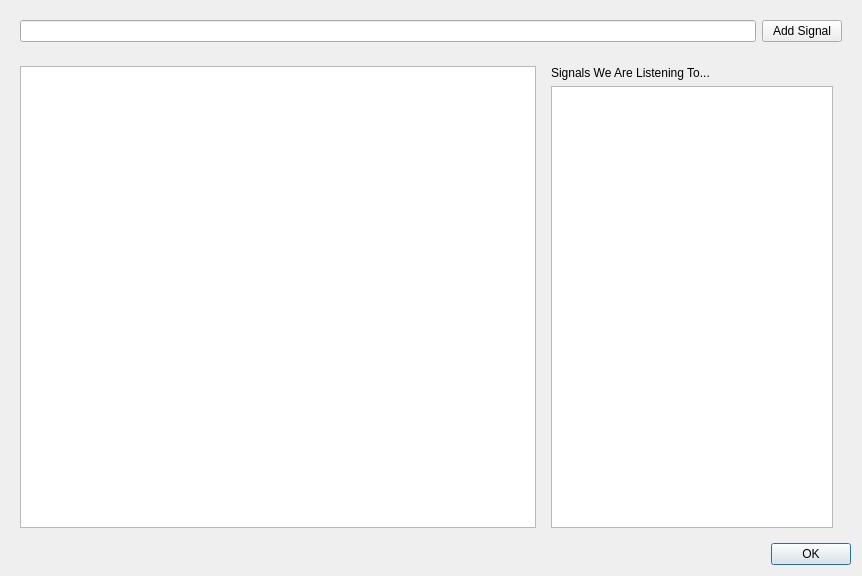
Before: the Qt Designer form examples/foss4g2011_example3/ui_foss4g2011_example3.ui in cugos/qgisworkshop_org, drawn with Qt 5.
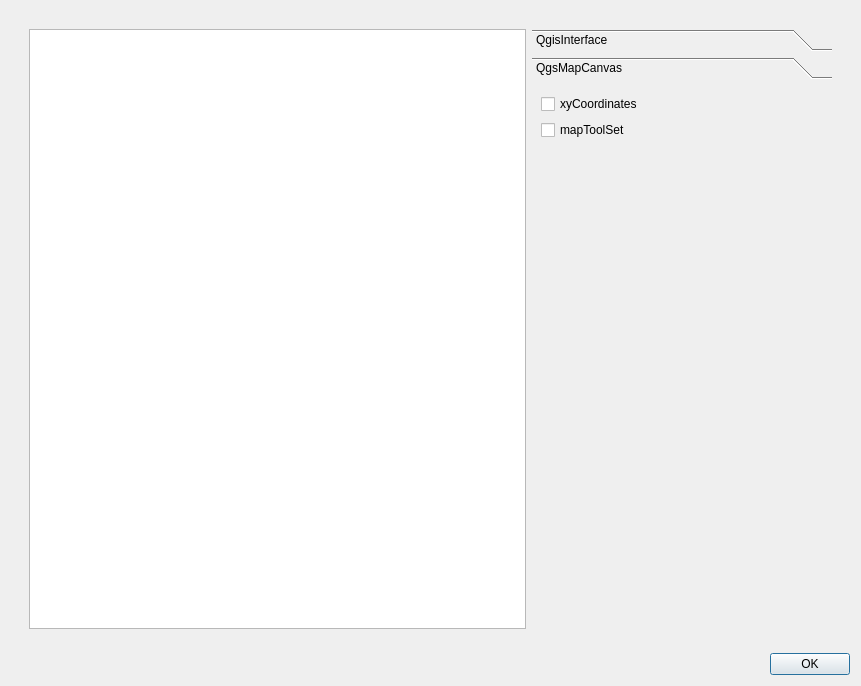
After: the same form once the commit is applied. The open tabs and pages were chosen to show the change.

Commit message: Updates to get some signals hooked up as examples.  Modified the GUI to be a tool box on the right with check boxes.

What changed in the file:
```diff
--- a/examples/foss4g2011_example3/ui_foss4g2011_example3.ui
+++ b/examples/foss4g2011_example3/ui_foss4g2011_example3.ui
@@ -6,8 +6,8 @@
    <rect>
     <x>0</x>
     <y>0</y>
-    <width>862</width>
-    <height>576</height>
+    <width>861</width>
+    <height>686</height>
    </rect>
   </property>
   <property name="windowTitle">
@@ -20,50 +20,110 @@
       <layout class="QVBoxLayout" name="verticalLayout_4">
        <item>
         <widget class="QWidget" name="widget" native="true">
-         <layout class="QHBoxLayout" name="horizontalLayout_3">
-          <item>
-           <widget class="QLineEdit" name="addSignalLineEdit"/>
-          </item>
-          <item>
-           <widget class="QPushButton" name="addSignalButton">
-            <property name="text">
-             <string>Add Signal</string>
-            </property>
-           </widget>
-          </item>
-         </layout>
-        </widget>
-       </item>
-       <item>
+         <layout class="QGridLayout" name="gridLayout_2">
+          <item row="0" column="0">
         <widget class="QWidget" name="widget_2" native="true">
          <layout class="QHBoxLayout" name="horizontalLayout_4">
           <item>
            <widget class="QTextEdit" name="outputTextEdit"/>
           </item>
           <item>
-           <widget class="QWidget" name="widget_3" native="true">
+              <widget class="QToolBox" name="toolBox">
             <property name="maximumSize">
              <size>
               <width>300</width>
               <height>16777215</height>
              </size>
             </property>
-            <layout class="QVBoxLayout" name="verticalLayout_5">
-             <property name="topMargin">
+               <property name="currentIndex">
               <number>0</number>
              </property>
-             <property name="bottomMargin">
-              <number>0</number>
-             </property>
+               <widget class="QWidget" name="page">
+                <property name="geometry">
+                 <rect>
+                  <x>0</x>
+                  <y>0</y>
+                  <width>300</width>
+                  <height>533</height>
+                 </rect>
+                </property>
+                <attribute name="label">
+                 <string>QgisInterface </string>
+                </attribute>
+                <layout class="QGridLayout" name="gridLayout_3">
+                 <item row="0" column="0">
+                  <layout class="QVBoxLayout" name="verticalLayout">
              <item>
-              <widget class="QLabel" name="label">
+                    <widget class="QCheckBox" name="currentLayerChangedCheckBox">
                <property name="text">
-                <string>Signals We Are Listening To...</string>
+                      <string>currentLayerChanged</string>
                </property>
               </widget>
              </item>
              <item>
-              <widget class="QTextEdit" name="signalsWeAreListeningToTextEdit"/>
+                    <spacer name="verticalSpacer">
+                     <property name="orientation">
+                      <enum>Qt::Vertical</enum>
+                     </property>
+                     <property name="sizeHint" stdset="0">
+                      <size>
+                       <width>20</width>
+                       <height>40</height>
+                      </size>
+                     </property>
+                    </spacer>
+                   </item>
+                  </layout>
+                 </item>
+                </layout>
+               </widget>
+               <widget class="QWidget" name="page_2">
+                <property name="geometry">
+                 <rect>
+                  <x>0</x>
+                  <y>0</y>
+                  <width>300</width>
+                  <height>533</height>
+                 </rect>
+                </property>
+                <attribute name="label">
+                 <string>QgsMapCanvas</string>
+                </attribute>
+                <layout class="QGridLayout" name="gridLayout_4">
+                 <item row="0" column="0">
+                  <layout class="QVBoxLayout" name="verticalLayout_2">
+                   <item>
+                    <widget class="QCheckBox" name="xyCoordinatesCheckBox">
+                     <property name="text">
+                      <string>xyCoordinates</string>
+                     </property>
+                    </widget>
+                   </item>
+                   <item>
+                    <widget class="QCheckBox" name="mapToolSetCheckBox">
+                     <property name="text">
+                      <string>mapToolSet</string>
+                     </property>
+                    </widget>
+                   </item>
+                   <item>
+                    <spacer name="verticalSpacer_2">
+                     <property name="orientation">
+                      <enum>Qt::Vertical</enum>
+                     </property>
+                     <property name="sizeHint" stdset="0">
+                      <size>
+                       <width>20</width>
+                       <height>40</height>
+                      </size>
+                     </property>
+                    </spacer>
+                   </item>
+                  </layout>
+                 </item>
+                </layout>
+               </widget>
+              </widget>
              </item>
             </layout>
            </widget>
```
Lines whose indentation alone changed are shown as unchanged. The commit also changes 2 other files.
